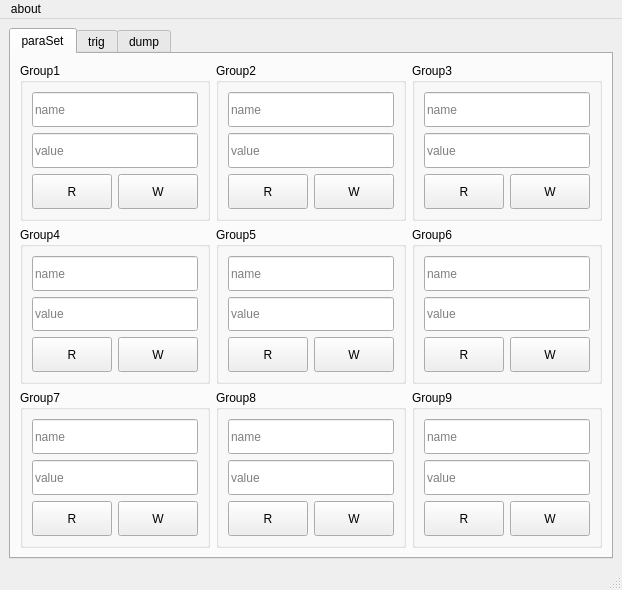
The window that matlab/CDB_GUI/mainWIn.ui (yuejin-tan/P300W_Ti_MOS_S) describes before a commit, drawn with Qt 5.
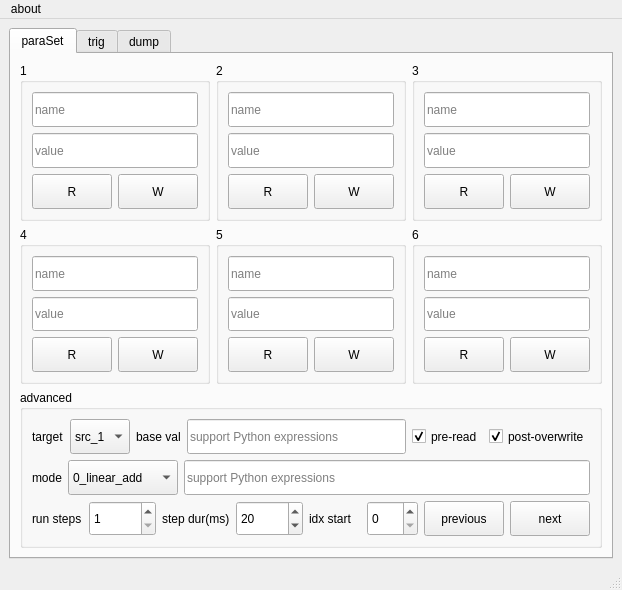
The same window after the commit. Icons and pictures are not drawn.

```diff
--- a/matlab/CDB_GUI/mainWIn.ui
+++ b/matlab/CDB_GUI/mainWIn.ui
@@ -28,11 +28,13 @@
        <attribute name="title">
         <string>paraSet</string>
        </attribute>
-       <layout class="QGridLayout" name="gridLayout_2">
-        <item row="0" column="0">
+       <layout class="QVBoxLayout" name="verticalLayout_9" stretch="1,1,1">
+        <item>
+         <layout class="QHBoxLayout" name="horizontalLayout_8">
+          <item>
          <widget class="QGroupBox" name="groupBox">
           <property name="title">
-           <string>Group1</string>
+             <string>1</string>
           </property>
           <layout class="QVBoxLayout" name="verticalLayout_2">
            <item>
@@ -94,10 +96,10 @@
           </layout>
          </widget>
         </item>
-        <item row="0" column="1">
+          <item>
          <widget class="QGroupBox" name="groupBox_2">
           <property name="title">
-           <string>Group2</string>
+             <string>2</string>
           </property>
           <layout class="QVBoxLayout" name="verticalLayout_3">
            <item>
@@ -159,10 +161,10 @@
           </layout>
          </widget>
         </item>
-        <item row="0" column="2">
+          <item>
          <widget class="QGroupBox" name="groupBox_3">
           <property name="title">
-           <string>Group3</string>
+             <string>3</string>
           </property>
           <layout class="QVBoxLayout" name="verticalLayout_4">
            <item>
@@ -224,10 +226,14 @@
           </layout>
          </widget>
         </item>
-        <item row="1" column="0">
+         </layout>
+        </item>
+        <item>
+         <layout class="QHBoxLayout" name="horizontalLayout_7">
+          <item>
          <widget class="QGroupBox" name="groupBox_4">
           <property name="title">
-           <string>Group4</string>
+             <string>4</string>
           </property>
           <layout class="QVBoxLayout" name="verticalLayout_5">
            <item>
@@ -289,10 +295,10 @@
           </layout>
          </widget>
         </item>
-        <item row="1" column="1">
+          <item>
          <widget class="QGroupBox" name="groupBox_5">
           <property name="title">
-           <string>Group5</string>
+             <string>5</string>
           </property>
           <layout class="QVBoxLayout" name="verticalLayout_6">
            <item>
@@ -354,10 +360,10 @@
           </layout>
          </widget>
         </item>
-        <item row="1" column="2">
+          <item>
          <widget class="QGroupBox" name="groupBox_6">
           <property name="title">
-           <string>Group6</string>
+             <string>6</string>
           </property>
           <layout class="QVBoxLayout" name="verticalLayout_7">
            <item>
@@ -419,185 +425,101 @@
           </layout>
          </widget>
         </item>
-        <item row="2" column="0">
+         </layout>
+        </item>
+        <item>
          <widget class="QGroupBox" name="groupBox_7">
           <property name="title">
-           <string>Group7</string>
+           <string>advanced</string>
           </property>
           <layout class="QVBoxLayout" name="verticalLayout_8">
            <item>
-            <widget class="QLineEdit" name="lineEdit_7">
-             <property name="sizePolicy">
-              <sizepolicy hsizetype="Expanding" vsizetype="Preferred">
-               <horstretch>0</horstretch>
-               <verstretch>0</verstretch>
-              </sizepolicy>
-             </property>
-             <property name="placeholderText">
-              <string>name</string>
-             </property>
-            </widget>
-           </item>
-           <item>
-            <widget class="QLineEdit" name="lineEditV_7">
-             <property name="sizePolicy">
-              <sizepolicy hsizetype="Expanding" vsizetype="Preferred">
-               <horstretch>0</horstretch>
-               <verstretch>0</verstretch>
-              </sizepolicy>
-             </property>
-             <property name="placeholderText">
-              <string>value</string>
-             </property>
-            </widget>
-           </item>
-           <item>
-            <layout class="QHBoxLayout" name="horizontalLayout_7">
-             <item>
-              <widget class="QPushButton" name="pushButtonR_7">
-               <property name="sizePolicy">
-                <sizepolicy hsizetype="Minimum" vsizetype="Preferred">
-                 <horstretch>0</horstretch>
-                 <verstretch>0</verstretch>
-                </sizepolicy>
-               </property>
-               <property name="text">
-                <string>R</string>
-               </property>
-              </widget>
-             </item>
-             <item>
-              <widget class="QPushButton" name="pushButtonW_7">
-               <property name="sizePolicy">
-                <sizepolicy hsizetype="Minimum" vsizetype="Preferred">
-                 <horstretch>0</horstretch>
-                 <verstretch>0</verstretch>
-                </sizepolicy>
-               </property>
-               <property name="text">
-                <string>W</string>
-               </property>
-              </widget>
-             </item>
-            </layout>
-           </item>
-          </layout>
-         </widget>
-        </item>
-        <item row="2" column="1">
-         <widget class="QGroupBox" name="groupBox_8">
-          <property name="title">
-           <string>Group8</string>
-          </property>
-          <layout class="QVBoxLayout" name="verticalLayout_9">
-           <item>
-            <widget class="QLineEdit" name="lineEdit_8">
-             <property name="sizePolicy">
-              <sizepolicy hsizetype="Expanding" vsizetype="Preferred">
-               <horstretch>0</horstretch>
-               <verstretch>0</verstretch>
-              </sizepolicy>
-             </property>
-             <property name="placeholderText">
-              <string>name</string>
-             </property>
-            </widget>
-           </item>
-           <item>
-            <widget class="QLineEdit" name="lineEditV_8">
-             <property name="sizePolicy">
-              <sizepolicy hsizetype="Expanding" vsizetype="Preferred">
-               <horstretch>0</horstretch>
-               <verstretch>0</verstretch>
-              </sizepolicy>
-             </property>
-             <property name="placeholderText">
-              <string>value</string>
-             </property>
-            </widget>
-           </item>
-           <item>
-            <layout class="QHBoxLayout" name="horizontalLayout_8">
-             <item>
-              <widget class="QPushButton" name="pushButtonR_8">
-               <property name="sizePolicy">
-                <sizepolicy hsizetype="Minimum" vsizetype="Preferred">
-                 <horstretch>0</horstretch>
-                 <verstretch>0</verstretch>
-                </sizepolicy>
-               </property>
-               <property name="text">
-                <string>R</string>
-               </property>
-              </widget>
-             </item>
-             <item>
-              <widget class="QPushButton" name="pushButtonW_8">
-               <property name="sizePolicy">
-                <sizepolicy hsizetype="Minimum" vsizetype="Preferred">
-                 <horstretch>0</horstretch>
-                 <verstretch>0</verstretch>
-                </sizepolicy>
-               </property>
-               <property name="text">
-                <string>W</string>
-               </property>
-              </widget>
-             </item>
-            </layout>
-           </item>
-          </layout>
-         </widget>
-        </item>
-        <item row="2" column="2">
-         <widget class="QGroupBox" name="groupBox_9">
-          <property name="title">
-           <string>Group9</string>
-          </property>
-          <layout class="QVBoxLayout" name="verticalLayout_10">
-           <item>
-            <widget class="QLineEdit" name="lineEdit_9">
-             <property name="sizePolicy">
-              <sizepolicy hsizetype="Expanding" vsizetype="Preferred">
-               <horstretch>0</horstretch>
-               <verstretch>0</verstretch>
-              </sizepolicy>
-             </property>
-             <property name="placeholderText">
-              <string>name</string>
-             </property>
-            </widget>
-           </item>
-           <item>
-            <widget class="QLineEdit" name="lineEditV_9">
-             <property name="sizePolicy">
-              <sizepolicy hsizetype="Expanding" vsizetype="Preferred">
-               <horstretch>0</horstretch>
-               <verstretch>0</verstretch>
-              </sizepolicy>
-             </property>
-             <property name="placeholderText">
-              <string>value</string>
-             </property>
-            </widget>
-           </item>
-           <item>
             <layout class="QHBoxLayout" name="horizontalLayout_9">
              <item>
-              <widget class="QPushButton" name="pushButtonR_9">
+              <widget class="QLabel" name="label_15">
+               <property name="text">
+                <string>target</string>
+               </property>
+              </widget>
+             </item>
+             <item>
+              <widget class="QComboBox" name="comboBox_src">
                <property name="sizePolicy">
+                <sizepolicy hsizetype="Preferred" vsizetype="Preferred">
+                 <horstretch>0</horstretch>
+                 <verstretch>0</verstretch>
+                </sizepolicy>
+               </property>
+               <item>
+                <property name="text">
+                 <string>src_1</string>
+                </property>
+               </item>
+               <item>
+                <property name="text">
+                 <string>src_2</string>
+                </property>
+               </item>
+               <item>
+                <property name="text">
+                 <string>src_3</string>
+                </property>
+               </item>
+               <item>
+                <property name="text">
+                 <string>src_4</string>
+                </property>
+               </item>
+               <item>
+                <property name="text">
+                 <string>src_5</string>
+                </property>
+               </item>
+               <item>
+                <property name="text">
+                 <string>src_6</string>
+                </property>
+               </item>
+              </widget>
+             </item>
+             <item>
+              <widget class="QLabel" name="label_13">
+               <property name="text">
+                <string>base val</string>
+               </property>
+              </widget>
+             </item>
+             <item>
+              <widget class="QLineEdit" name="lineEdit_baseVal">
+               <property name="sizePolicy">
+                <sizepolicy hsizetype="Expanding" vsizetype="Preferred">
+                 <horstretch>0</horstretch>
+                 <verstretch>0</verstretch>
+                </sizepolicy>
+               </property>
+               <property name="placeholderText">
+                <string>support Python expressions</string>
+               </property>
+              </widget>
+             </item>
+             <item>
+              <widget class="QCheckBox" name="checkBox_preRead">
+               <property name="sizePolicy">
                 <sizepolicy hsizetype="Minimum" vsizetype="Preferred">
                  <horstretch>0</horstretch>
                  <verstretch>0</verstretch>
                 </sizepolicy>
                </property>
                <property name="text">
-                <string>R</string>
+                <string>pre-read</string>
                </property>
+               <property name="checked">
+                <bool>true</bool>
+               </property>
               </widget>
              </item>
              <item>
-              <widget class="QPushButton" name="pushButtonW_9">
+              <widget class="QCheckBox" name="checkBox_postOverwrite">
                <property name="sizePolicy">
                 <sizepolicy hsizetype="Minimum" vsizetype="Preferred">
                  <horstretch>0</horstretch>
@@ -605,7 +527,155 @@
                 </sizepolicy>
                </property>
                <property name="text">
-                <string>W</string>
+                <string>post-overwrite</string>
+               </property>
+               <property name="checked">
+                <bool>true</bool>
+               </property>
+              </widget>
+             </item>
+            </layout>
+           </item>
+           <item>
+            <layout class="QHBoxLayout" name="horizontalLayout_24">
+             <item>
+              <widget class="QLabel" name="label_17">
+               <property name="text">
+                <string>mode</string>
+               </property>
+              </widget>
+             </item>
+             <item>
+              <widget class="QComboBox" name="comboBox_advMode">
+               <property name="sizePolicy">
+                <sizepolicy hsizetype="Preferred" vsizetype="Preferred">
+                 <horstretch>0</horstretch>
+                 <verstretch>0</verstretch>
+                </sizepolicy>
+               </property>
+               <item>
+                <property name="text">
+                 <string>0_linear_add</string>
+                </property>
+               </item>
+               <item>
+                <property name="text">
+                 <string>1_log_multiply</string>
+                </property>
+               </item>
+               <item>
+                <property name="text">
+                 <string>2_LUT_assign</string>
+                </property>
+               </item>
+              </widget>
+             </item>
+             <item>
+              <widget class="QLineEdit" name="lineEdit_tarVal">
+               <property name="sizePolicy">
+                <sizepolicy hsizetype="Expanding" vsizetype="Preferred">
+                 <horstretch>0</horstretch>
+                 <verstretch>0</verstretch>
+                </sizepolicy>
+               </property>
+               <property name="placeholderText">
+                <string>support Python expressions</string>
+               </property>
+              </widget>
+             </item>
+            </layout>
+           </item>
+           <item>
+            <layout class="QHBoxLayout" name="horizontalLayout_25">
+             <item>
+              <widget class="QLabel" name="label_16">
+               <property name="text">
+                <string>run steps</string>
+               </property>
+              </widget>
+             </item>
+             <item>
+              <widget class="QSpinBox" name="spinBox_runStep">
+               <property name="sizePolicy">
+                <sizepolicy hsizetype="Minimum" vsizetype="Preferred">
+                 <horstretch>0</horstretch>
+                 <verstretch>0</verstretch>
+                </sizepolicy>
+               </property>
+               <property name="minimum">
+                <number>1</number>
+               </property>
+               <property name="maximum">
+                <number>999999</number>
+               </property>
+              </widget>
+             </item>
+             <item>
+              <widget class="QLabel" name="label_14">
+               <property name="text">
+                <string>step dur(ms)</string>
+               </property>
+              </widget>
+             </item>
+             <item>
+              <widget class="QSpinBox" name="spinBox_durTime">
+               <property name="sizePolicy">
+                <sizepolicy hsizetype="Minimum" vsizetype="Preferred">
+                 <horstretch>0</horstretch>
+                 <verstretch>0</verstretch>
+                </sizepolicy>
+               </property>
+               <property name="maximum">
+                <number>999999</number>
+               </property>
+               <property name="value">
+                <number>20</number>
+               </property>
+              </widget>
+             </item>
+             <item>
+              <widget class="QLabel" name="label_12">
+               <property name="text">
+                <string>idx start</string>
+               </property>
+              </widget>
+             </item>
+             <item>
+              <widget class="QSpinBox" name="spinBox_idx">
+               <property name="sizePolicy">
+                <sizepolicy hsizetype="Minimum" vsizetype="Preferred">
+                 <horstretch>0</horstretch>
+                 <verstretch>0</verstretch>
+                </sizepolicy>
+               </property>
+               <property name="maximum">
+                <number>999</number>
+               </property>
+              </widget>
+             </item>
+             <item>
+              <widget class="QPushButton" name="pushButton_preRun">
+               <property name="sizePolicy">
+                <sizepolicy hsizetype="Minimum" vsizetype="Preferred">
+                 <horstretch>0</horstretch>
+                 <verstretch>0</verstretch>
+                </sizepolicy>
+               </property>
+               <property name="text">
+                <string>previous</string>
+               </property>
+              </widget>
+             </item>
+             <item>
+              <widget class="QPushButton" name="pushButton_normRun">
+               <property name="sizePolicy">
+                <sizepolicy hsizetype="Minimum" vsizetype="Preferred">
+                 <horstretch>0</horstretch>
+                 <verstretch>0</verstretch>
+                </sizepolicy>
+               </property>
+               <property name="text">
+                <string>next</string>
                </property>
               </widget>
              </item>
```
Left out of the diff: 55 changed lines with no effect on the pictures. Lines whose indentation alone changed are shown as unchanged.
